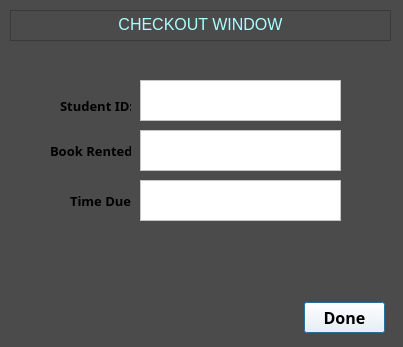
ecdev456/Nonogram-SE, file Project 4/checkout.ui: the form before one commit.
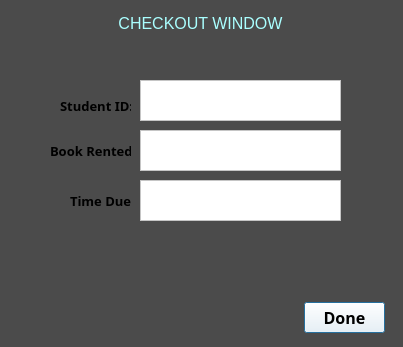
The form after the commit.

The edit to the form file:
```diff
--- a/Project 4/checkout.ui
+++ b/Project 4/checkout.ui
@@ -26,6 +26,9 @@
      <height>31</height>
     </rect>
    </property>
+   <property name="frameShape">
+    <enum>QFrame::NoFrame</enum>
+   </property>
    <property name="html">
     <string>&lt;!DOCTYPE HTML PUBLIC &quot;-//W3C//DTD HTML 4.0//EN&quot; &quot;http://www.w3.org/TR/REC-html40/strict.dtd&quot;&gt;
 &lt;html&gt;&lt;head&gt;&lt;meta name=&quot;qrichtext&quot; content=&quot;1&quot; /&gt;&lt;style type=&quot;text/css&quot;&gt;
```
